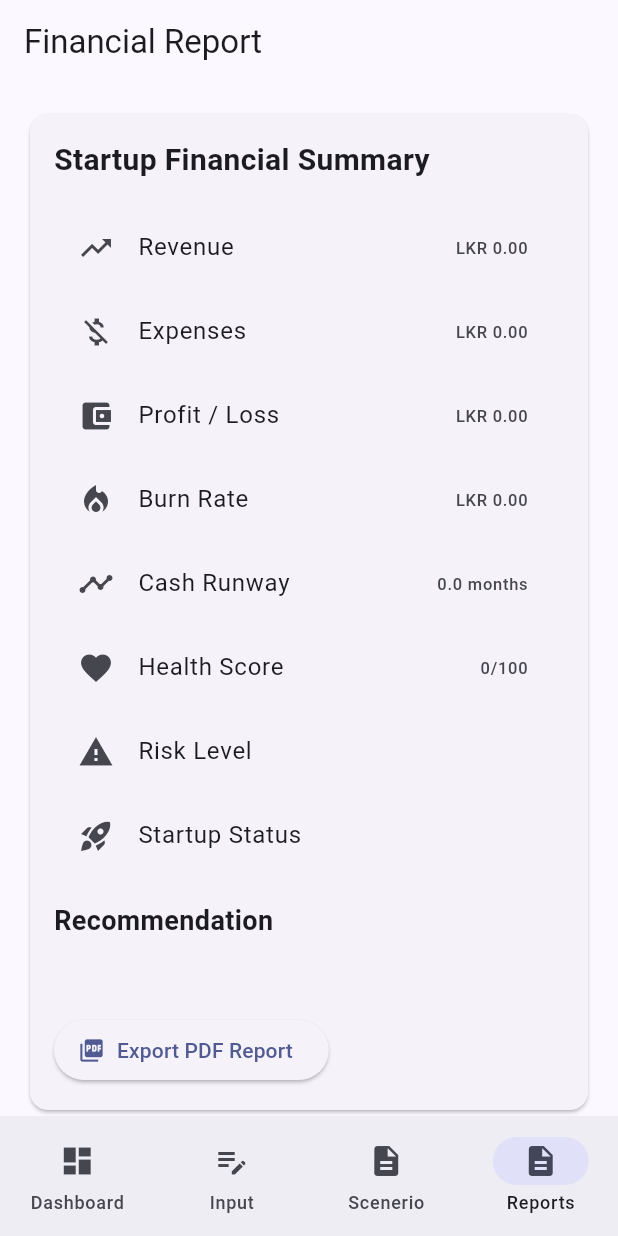
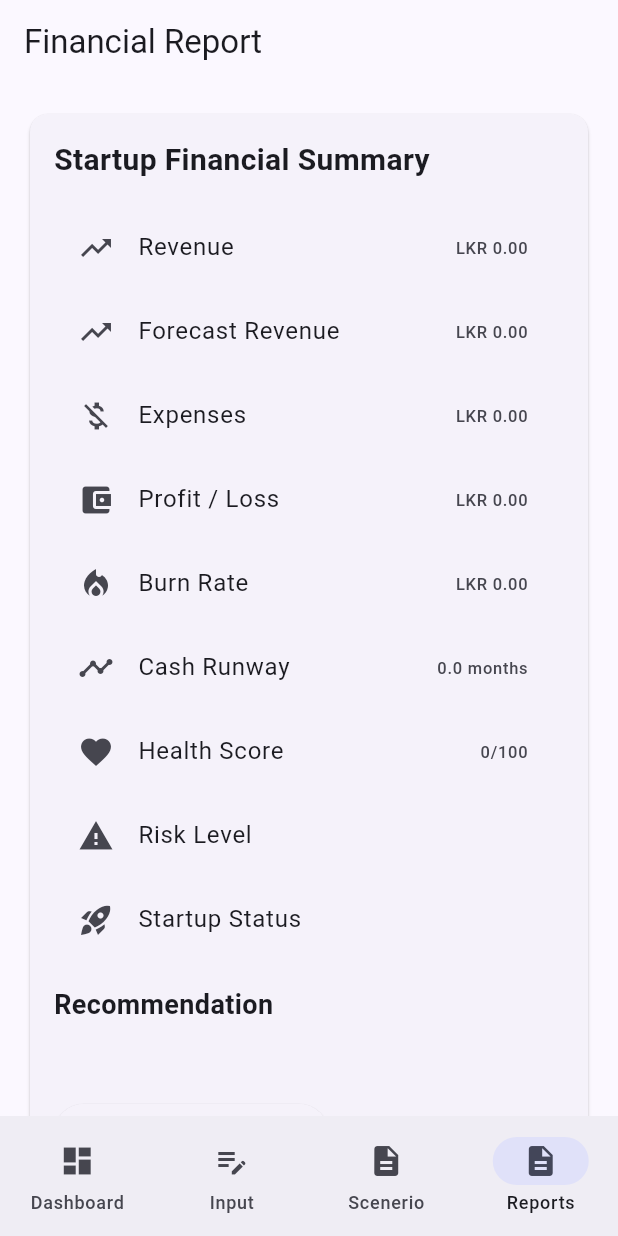
Before and after one commit to Cyber-ANGEL07/startup_financial_analyzer, a Flutter app: the screen it shows after launch, item 4 of the bottom bar chosen, on a phone screen of 412 x 824 dp. Run offline on Flutter 3.47's test engine with Material 3 defaults, Android fonts, the phone set to English and light mode, and no system bars; our stand-ins replace fl_chart, hive_flutter, printing; accounts and stored records are empty.

Commit message:
Include revenue forecast in reports and PDF export

```diff
--- a/lib/screens/reports_screen.dart
+++ b/lib/screens/reports_screen.dart
@@ -32,6 +32,13 @@ class ReportsScreen extends StatelessWidget {
                   title: const Text('Revenue'),
                   trailing: Text(
                     'LKR ${FinancialData.revenue.toStringAsFixed(2)}',
+                  ),
+                ),
+                ListTile(
+                  leading: const Icon(Icons.trending_up),
+                  title: const Text('Forecast Revenue'),
+                  trailing: Text(
+                    'LKR ${FinancialData.forecastRevenue.toStringAsFixed(2)}',
                   ),
                 ),
 
--- a/lib/services/pdf_report_service.dart
+++ b/lib/services/pdf_report_service.dart
@@ -21,6 +21,7 @@ class PdfReportService {
               ),
               pw.SizedBox(height: 20),
               pw.Text('Revenue: LKR ${FinancialData.revenue.toStringAsFixed(2)}'),
+              pw.Text('Forecast Revenue: LKR ${FinancialData.forecastRevenue.toStringAsFixed(2)}'),
               pw.Text('Expenses: LKR ${FinancialData.expenses.toStringAsFixed(2)}'),
               pw.Text('Profit / Loss: LKR ${FinancialData.profitLoss.toStringAsFixed(2)}'),
               pw.Text('Burn Rate: LKR ${FinancialData.burnRate.toStringAsFixed(2)}'),
```
